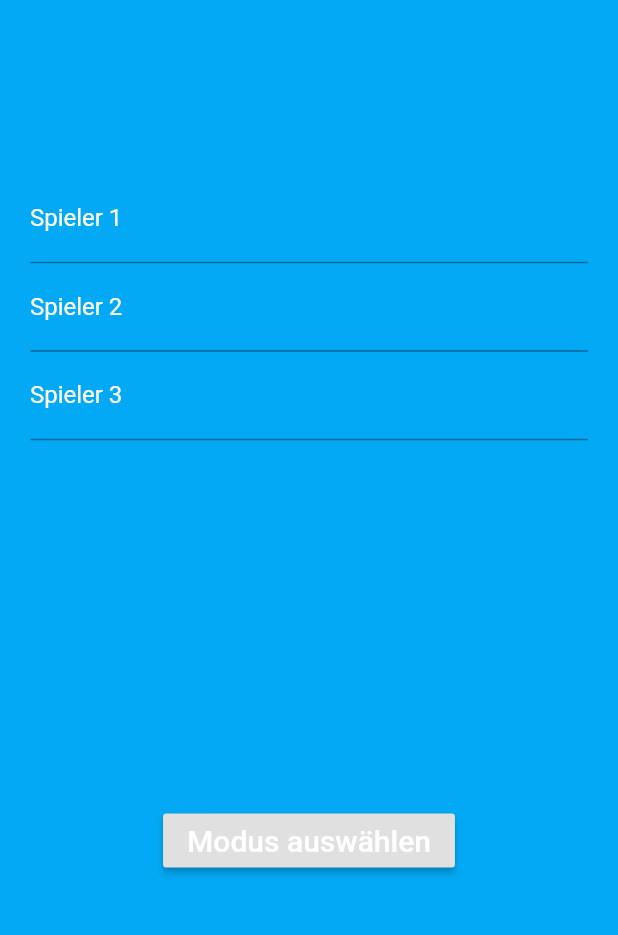
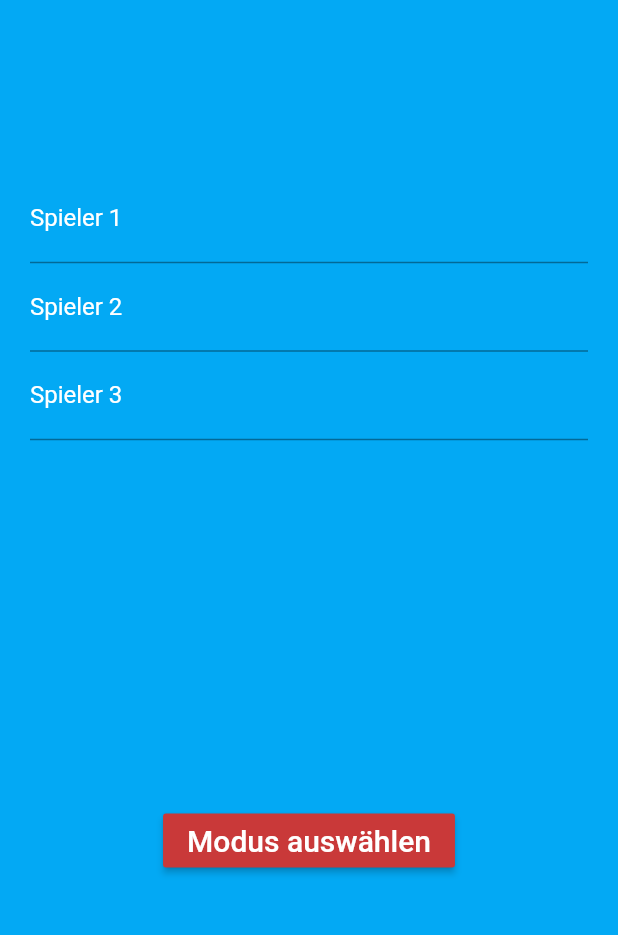
Before and after one commit to MaltePetersen/thurstful, a Flutter app: the screen it shows after launch, on a phone screen of 412 x 824 dp, the part 215-1150 px from its top. Run offline on Flutter 3.47's test engine with Material 2 defaults, Android fonts, the phone set to English and light mode, and no system bars.

Commit message:
changed buttonstyle

```diff
--- a/wicolo/lib/stateful_presentation/MyHomePage.dart
+++ b/wicolo/lib/stateful_presentation/MyHomePage.dart
@@ -92,6 +92,7 @@ class _MyHomePageState extends State<MyHomePage> {
                 )),
             const SizedBox(height: 30),
             RaisedButton(
+              color: Color.fromRGBO(201, 57, 57, 1.0),
               child: const Text(
                 'Modus auswählen',
                 style: TextStyle(fontSize: 20, color: Colors.white),
```
